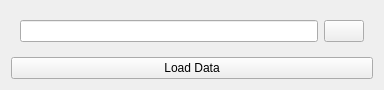
This is src/arcos_gui/_ui/Input_data.ui in bgraedel/arcos-gui as Qt 5 draws it before an edit. The edited form follows.
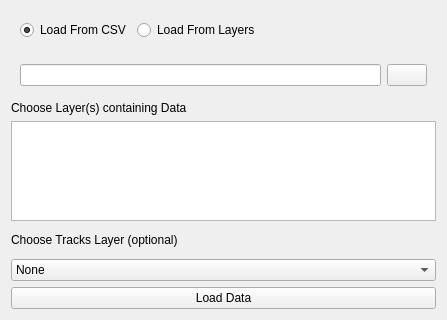
This is the edited form.

Commit message: enable loading data from labelproperties

```diff
--- a/src/arcos_gui/_ui/Input_data.ui
+++ b/src/arcos_gui/_ui/Input_data.ui
@@ -6,10 +6,22 @@
    <rect>
     <x>0</x>
     <y>0</y>
-    <width>384</width>
-    <height>90</height>
+    <width>447</width>
+    <height>320</height>
    </rect>
   </property>
+  <property name="sizePolicy">
+   <sizepolicy hsizetype="Preferred" vsizetype="Preferred">
+    <horstretch>0</horstretch>
+    <verstretch>0</verstretch>
+   </sizepolicy>
+  </property>
+  <property name="maximumSize">
+   <size>
+    <width>16777215</width>
+    <height>320</height>
+   </size>
+  </property>
   <property name="windowTitle">
    <string comment="Hell0" extracomment="Whats"/>
   </property>
@@ -18,48 +30,52 @@
   </property>
   <layout class="QGridLayout" name="gridLayout_9">
    <item row="0" column="0">
-    <widget class="QWidget" name="Input_widget" native="true">
-     <layout class="QHBoxLayout" name="horizontalLayout_2">
+    <widget class="QWidget" name="horizontalWidget" native="true">
+     <property name="sizePolicy">
+      <sizepolicy hsizetype="Preferred" vsizetype="Fixed">
+       <horstretch>0</horstretch>
+       <verstretch>0</verstretch>
+      </sizepolicy>
+     </property>
+     <layout class="QHBoxLayout" name="horizontalLayout">
+      <property name="sizeConstraint">
+       <enum>QLayout::SetFixedSize</enum>
+      </property>
       <item>
-       <widget class="QLineEdit" name="file_LineEdit">
-        <property name="minimumSize">
-         <size>
-          <width>0</width>
-          <height>0</height>
-         </size>
+       <widget class="QRadioButton" name="from_csv_selector">
+        <property name="text">
+         <string>Load From CSV</string>
         </property>
-        <property name="toolTip">
-         <string>&lt;html&gt;&lt;head/&gt;&lt;body&gt;&lt;p&gt;Path to input file, has to be a csv file containing time-series data in long-format&lt;/p&gt;&lt;/body&gt;&lt;/html&gt;</string>
-        </property>
-        <property name="alignment">
-         <set>Qt::AlignLeading|Qt::AlignLeft|Qt::AlignVCenter</set>
+        <property name="checked">
+         <bool>true</bool>
         </property>
        </widget>
       </item>
       <item>
-       <widget class="QPushButton" name="browse_file">
-        <property name="minimumSize">
-         <size>
-          <width>0</width>
-          <height>0</height>
-         </size>
-        </property>
-        <property name="toolTip">
-         <string>&lt;html&gt;&lt;head/&gt;&lt;body&gt;&lt;p&gt;Browse folders to select csv file.&lt;/p&gt;&lt;/body&gt;&lt;/html&gt;</string>
-        </property>
+       <widget class="QRadioButton" name="from_layers_selector">
         <property name="text">
-         <string/>
-        </property>
-        <property name="checkable">
-         <bool>false</bool>
+         <string>Load From Layers</string>
         </property>
        </widget>
       </item>
      </layout>
     </widget>
    </item>
-   <item row="1" column="0">
-    <widget class="QPushButton" name="open_file_button">
+   <item row="2" column="0">
+    <widget class="QLabel" name="data_layer_selector_label">
+     <property name="sizePolicy">
+      <sizepolicy hsizetype="Preferred" vsizetype="Fixed">
+       <horstretch>0</horstretch>
+       <verstretch>0</verstretch>
+      </sizepolicy>
+     </property>
+     <property name="text">
+      <string>Choose Layer(s) containing Data</string>
+     </property>
+    </widget>
+   </item>
+   <item row="12" column="0">
+    <widget class="QPushButton" name="load_data_button">
      <property name="minimumSize">
       <size>
        <width>0</width>
@@ -86,6 +102,94 @@
      </property>
     </widget>
    </item>
+   <item row="1" column="0">
+    <widget class="QWidget" name="Input_widget" native="true">
+     <property name="enabled">
+      <bool>true</bool>
+     </property>
+     <property name="sizePolicy">
+      <sizepolicy hsizetype="Expanding" vsizetype="Fixed">
+       <horstretch>0</horstretch>
+       <verstretch>0</verstretch>
+      </sizepolicy>
+     </property>
+     <layout class="QHBoxLayout" name="horizontalLayout_2">
+      <item>
+       <widget class="QLineEdit" name="file_LineEdit">
+        <property name="minimumSize">
+         <size>
+          <width>0</width>
+          <height>0</height>
+         </size>
+        </property>
+        <property name="toolTip">
+         <string>&lt;html&gt;&lt;head/&gt;&lt;body&gt;&lt;p&gt;Path to input file, has to be a csv file containing time-series data in long-format&lt;/p&gt;&lt;/body&gt;&lt;/html&gt;</string>
+        </property>
+        <property name="alignment">
+         <set>Qt::AlignLeading|Qt::AlignLeft|Qt::AlignVCenter</set>
+        </property>
+       </widget>
+      </item>
+      <item>
+       <widget class="QPushButton" name="browse_file">
+        <property name="minimumSize">
+         <size>
+          <width>0</width>
+          <height>0</height>
+         </size>
+        </property>
+        <property name="toolTip">
+         <string>&lt;html&gt;&lt;head/&gt;&lt;body&gt;&lt;p&gt;Browse folders to select csv file.&lt;/p&gt;&lt;/body&gt;&lt;/html&gt;</string>
+        </property>
+        <property name="text">
+         <string/>
+        </property>
+        <property name="checkable">
+         <bool>false</bool>
+        </property>
+       </widget>
+      </item>
+     </layout>
+    </widget>
+   </item>
+   <item row="3" column="0">
+    <widget class="QListWidget" name="data_layer_selector">
+     <property name="sizePolicy">
+      <sizepolicy hsizetype="Expanding" vsizetype="Preferred">
+       <horstretch>0</horstretch>
+       <verstretch>0</verstretch>
+      </sizepolicy>
+     </property>
+     <property name="minimumSize">
+      <size>
+       <width>0</width>
+       <height>100</height>
+      </size>
+     </property>
+     <property name="maximumSize">
+      <size>
+       <width>16777215</width>
+       <height>100</height>
+      </size>
+     </property>
+    </widget>
+   </item>
+   <item row="8" column="0">
+    <widget class="QComboBox" name="tracks_layer_selector">
+     <item>
+      <property name="text">
+       <string>None</string>
+      </property>
+     </item>
+    </widget>
+   </item>
+   <item row="7" column="0">
+    <widget class="QLabel" name="tracks_layer_selector_label">
+     <property name="text">
+      <string>Choose Tracks Layer (optional)</string>
+     </property>
+    </widget>
+   </item>
   </layout>
  </widget>
  <resources/>
```
Left out of the diff: 5 changed lines with no effect on the pictures. The commit also changes 48 other files.
